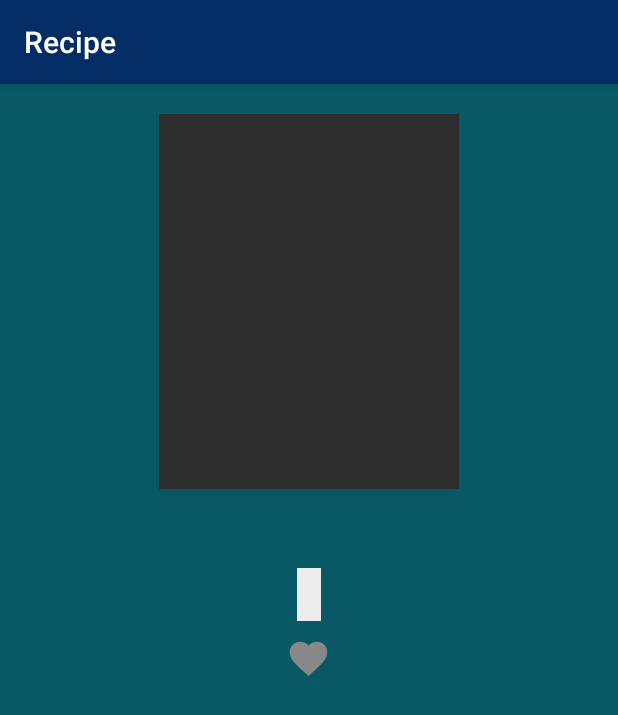
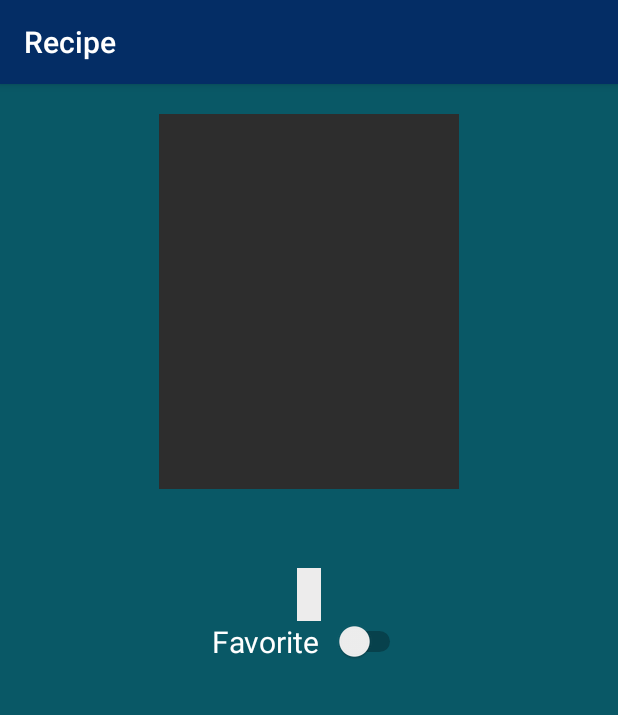
Before and after one commit to buc0025/Android_Recipe_App, an Android app: the RecipeDetails screen opened directly, with no data from a screen before it, on a phone screen of 412 x 824 dp. Shown: the top 715 px of the screen. Run offline under Robolectric (Android 15) with nearby library versions, the phone set to English and light mode, and no system bars; 7 statements that could not run were skipped.

Commit message:
Added switch to save and delete favorites

```diff
--- a/GridView_RecyclerView/app/src/main/java/com/example/gridview_recyclerview/RecipeDetails.java
+++ b/GridView_RecyclerView/app/src/main/java/com/example/gridview_recyclerview/RecipeDetails.java
@@ -3,10 +3,13 @@ package com.example.gridview_recyclerview;
 import androidx.appcompat.app.AppCompatActivity;
 
 import android.content.Intent;
+import android.content.SharedPreferences;
 import android.os.Bundle;
 import android.view.View;
 import android.widget.Button;
+import android.widget.CompoundButton;
 import android.widget.ImageView;
+import android.widget.Switch;
 import android.widget.TextView;
 import android.widget.Toast;
 
@@ -15,6 +18,7 @@ public class RecipeDetails extends AppCompatActivity {
     private TextView recipeName, recipeDescription, recipeCategory, recipeIngredients, recipeDirections;
     private ImageView recipeImage;
     private Button favBtn;
+    private Switch favSwitch;
 
     @Override
     protected void onCreate(Bundle savedInstanceState) {
@@ -27,7 +31,8 @@ public class RecipeDetails extends AppCompatActivity {
         recipeImage = (ImageView) findViewById(R.id.bookThumbnail);
         recipeIngredients = (TextView) findViewById(R.id.txtIngredients);
         recipeDirections = (TextView) findViewById(R.id.txtDirections);
-        favBtn = findViewById(R.id.favBtn);
+//        favBtn = findViewById(R.id.favBtn);
+        favSwitch = findViewById(R.id.favSwitch);
 
         //***********Receive data*************
         Intent intent = getIntent();
@@ -39,16 +44,43 @@ public class RecipeDetails extends AppCompatActivity {
         final String directions = intent.getExtras().getString("Directions");
         final int image = intent.getExtras().getInt("Thumbnail");
 
-        favBtn.setOnClickListener(new View.OnClickListener() {
+//        favBtn.setOnClickListener(new View.OnClickListener() {
+//            @Override
+//            public void onClick(View v) {
+//                Toast.makeText(RecipeDetails.this, "Saved to favorites", Toast.LENGTH_SHORT).show();
+//
+//                FoodItem foodItem = new FoodItem(id, title, category, description, ingredients, directions, image);
+//
+//                FavoritesManager favoritesManager = new FavoritesManager(RecipeDetails.this);
+//
+//                favoritesManager.saveFavorites(foodItem);
+//            }
+//        });
+
+//        final SharedPreferences sharedPreferences = getSharedPreferences("save", MODE_PRIVATE);
+//        favSwitch.setChecked(sharedPreferences.getBoolean("value", true));
+        favSwitch.setOnCheckedChangeListener(new CompoundButton.OnCheckedChangeListener() {
             @Override
-            public void onClick(View v) {
-                Toast.makeText(RecipeDetails.this, "Favorite button pressed", Toast.LENGTH_SHORT).show();
+            public void onCheckedChanged(CompoundButton compoundButton, boolean b) {
+                if (b){
 
-                FoodItem foodItem = new FoodItem(id, title, category, description, ingredients, directions, image);
-
-                FavoritesManager favoritesManager = new FavoritesManager(RecipeDetails.this);
-
-                favoritesManager.saveFavorites(foodItem);
+                    Toast.makeText(RecipeDetails.this, "Saved to favorites", Toast.LENGTH_SHORT).show();
+                    FoodItem foodItem = new FoodItem(id,title,category,description,ingredients,directions,image);
+                    FavoritesManager favoritesManager = new FavoritesManager(RecipeDetails.this);
+                    favoritesManager.saveFavorites(foodItem);
+//                    SharedPreferences.Editor editor = getSharedPreferences("save", MODE_PRIVATE).edit();
+//                    editor.putBoolean("value", true);
+//                    editor.apply();
+                    favSwitch.setChecked(true);
+                } else {
+                    FoodItem foodItem = new FoodItem(id,title,category,description,ingredients,directions,image);
+                    FavoritesManager favoritesManager = new FavoritesManager(RecipeDetails.this);
+                    favoritesManager.removeFavorites(foodItem);
+//                    SharedPreferences.Editor editor = getSharedPreferences("save", MODE_PRIVATE).edit();
+//                    editor.putBoolean("value", false);
+//                    editor.apply();
+                    favSwitch.setChecked(false);
+                }
             }
         });
 
--- a/GridView_RecyclerView/app/src/main/res/layout/recipe_page.xml
+++ b/GridView_RecyclerView/app/src/main/res/layout/recipe_page.xml
@@ -45,12 +45,20 @@
                 android:padding="8dp"
                 android:layout_marginTop="10dp"/>
 
-            <Button
-                android:id="@+id/favBtn"
-                android:layout_marginTop="10dp"
-                android:layout_width="30dp"
-                android:layout_height="30dp"
-                 android:background="@drawable/ic_favorite_shadow"/>
+<!--            <Button-->
+<!--                android:id="@+id/favBtn"-->
+<!--                android:layout_marginTop="10dp"-->
+<!--                android:layout_width="30dp"-->
+<!--                android:layout_height="30dp"-->
+<!--                 android:background="@drawable/ic_favorite_shadow"/>-->
+
+            <Switch
+                android:id="@+id/favSwitch"
+                android:layout_width="wrap_content"
+                android:layout_height="wrap_content"
+                android:text="Favorite  "
+                android:textSize="20sp"
+                android:textColor="#FFFFFF"/>
 
             <TextView
                 android:id="@+id/txtDescription"
```
